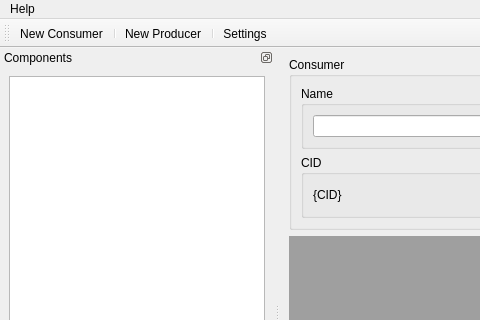
Before: the Qt Designer form src/mainwindow.ui in marcusbirkin/OTPView, drawn with Qt 5; both pictures show x 0 to 480 and y 0 to 320 of the 800 by 600 pixel window.
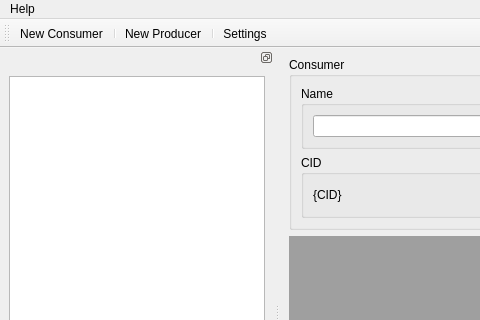
After: the same form once the commit is applied.

Patch:
```diff
--- a/src/mainwindow.ui
+++ b/src/mainwindow.ui
@@ -140,7 +140,7 @@
     <set>Qt::LeftDockWidgetArea|Qt::RightDockWidgetArea</set>
    </property>
    <property name="windowTitle">
-    <string>Components</string>
+    <string notr="true"/>
    </property>
    <attribute name="dockWidgetArea">
     <number>1</number>
```
Left out of the diff: 11 changed lines with no effect on the pictures.
